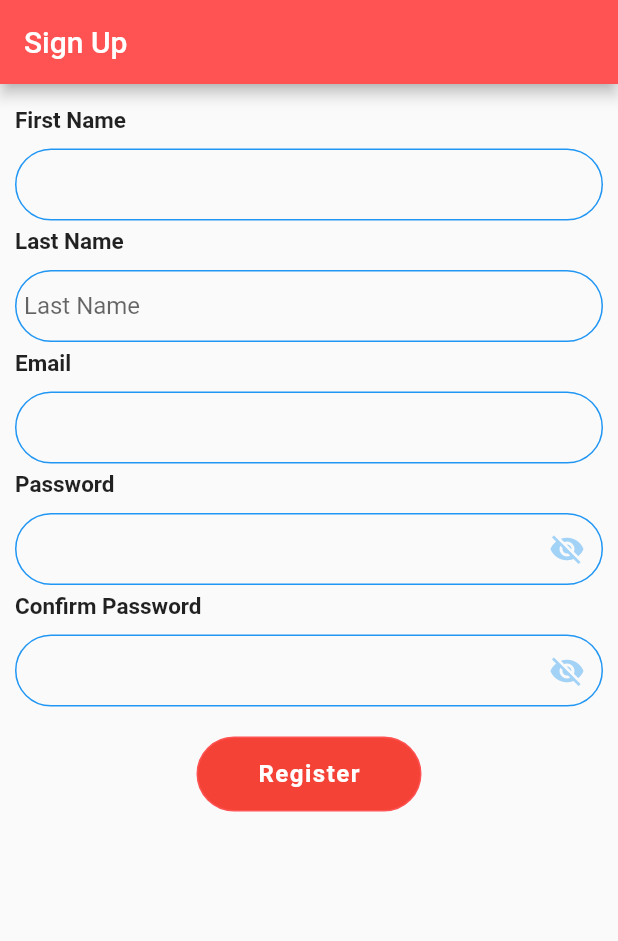
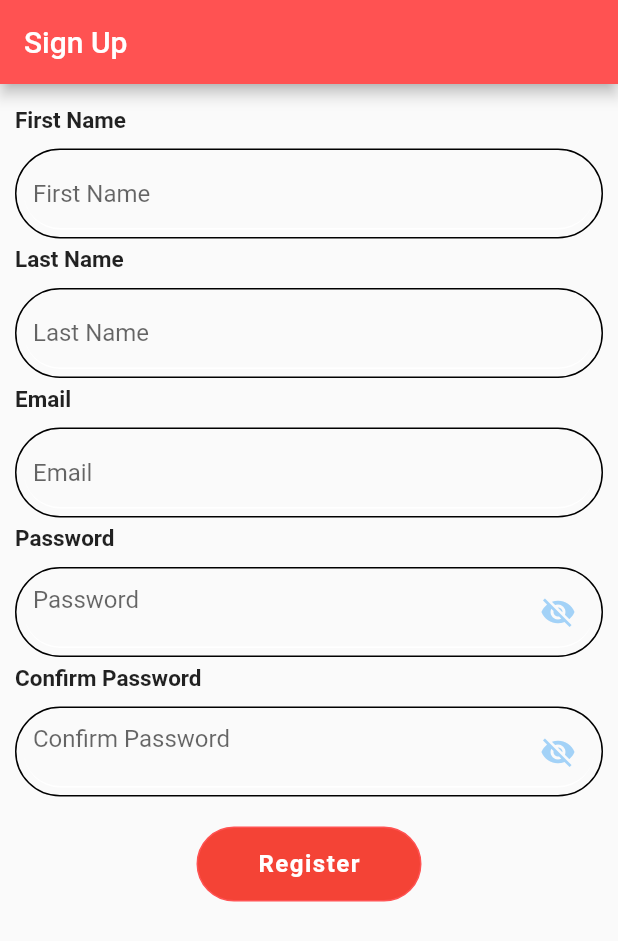
Before and after one commit to Ewiglife-Cloud-Technologies/e-com-app-version-1.0, a Flutter app: the screen it shows after launch, on a phone screen of 412 x 824 dp. Shown: the top 941 px of the screen. Run offline on Flutter 3.47's test engine with Material 2 defaults, Android fonts, the phone set to English and light mode, and no system bars; our stand-ins replace dio; accounts and stored records are empty.

Commit message:
form updated

```diff
--- a/lib/Screens/Signup.dart
+++ b/lib/Screens/Signup.dart
@@ -66,7 +66,7 @@ class _SignupPageState extends State<SignupPage> {
                   return 'Please Enter First Name.';
                 }
                 return null;
-              }),
+              }, text: 'First Name'),
               FormHelper.fieldLabel('Last Name'),
               FormHelper.textInput(
                   context,
@@ -82,7 +82,8 @@ class _SignupPageState extends State<SignupPage> {
                 model.email,
                 (value) => {
                   this.model.email = value,
-                      }, onValidate: (value) {
+                },
+                onValidate: (value) {
                   if (value.toString().isEmpty) {
                     return 'Please Enter Valid Email.';
                   }
@@ -90,7 +91,9 @@ class _SignupPageState extends State<SignupPage> {
                     return 'please Enter Valid Email Id.';
                   }
                   return null;
-              }),
+                },
+                text: 'Email',
+              ),
               FormHelper.fieldLabel('Password'),
               FormHelper.textInput(
                 context,
@@ -104,6 +107,7 @@ class _SignupPageState extends State<SignupPage> {
                   }
                   return null;
                 },
+                text: 'Password',
                 obscureText: hidePassword,
                 suffixIcon: IconButton(
                     color: Theme.of(context).accentColor.withOpacity(0.4),
@@ -129,6 +133,7 @@ class _SignupPageState extends State<SignupPage> {
                   }
                   return null;
                 },
+                text: 'Confirm Password',
                 obscureText: hidePassword,
                 suffixIcon: IconButton(
                     color: Theme.of(context).accentColor.withOpacity(0.4),
--- a/lib/Utils/FormHelper.dart
+++ b/lib/Utils/FormHelper.dart
@@ -10,7 +10,14 @@ class FormHelper {
       Widget prefixIcon,
       Widget suffixIcon,
       String text}) {
-    return TextFormField(
+    return Container(
+      decoration: BoxDecoration(
+        borderRadius: BorderRadius.circular(50),
+        border: Border.all(color: Colors.black),
+      ),
+      child: Padding(
+        padding: const EdgeInsets.all(5.0),
+        child: TextFormField(
             initialValue: initialValue != null ? initialValue.toString() : '',
             decoration: fieldDecoration(
               context,
@@ -19,13 +26,16 @@ class FormHelper {
             ),
             obscureText: obscureText,
             maxLines: !isTextArea ? 1 : 3,
-        keyboardType: isNumberInput ? TextInputType.number : TextInputType.text,
+            keyboardType:
+                isNumberInput ? TextInputType.number : TextInputType.text,
             onChanged: (String value) {
               return onChanged(value);
             },
             validator: (value) {
               return onValidate(value);
-        });
+            }),
+      ),
+    );
   }
 
   static InputDecoration fieldDecoration(
@@ -41,13 +51,19 @@ class FormHelper {
       helperText: helperText,
       prefixIcon: prefixIcon,
       suffixIcon: suffixIcon,
-        enabledBorder: OutlineInputBorder(
-          borderRadius: BorderRadius.circular(50),
-          borderSide: BorderSide(
-            color: Theme.of(context).primaryColor,
-            width: 1,
+      hasFloatingPlaceholder: false,
+      filled: false,
+      focusColor: Colors.transparent,
+      hoverColor: Colors.transparent,
+      focusedBorder: OutlineInputBorder(
+        borderSide: new BorderSide(color: Colors.white),
+        borderRadius: new BorderRadius.circular(25.7),
       ),
-        ));
+      enabledBorder: UnderlineInputBorder(
+        borderSide: new BorderSide(color: Colors.white),
+        borderRadius: new BorderRadius.circular(25.7),
+      ),
+    );
   }
 
   static Widget fieldLabel(String labelName) {
```
Lines whose indentation alone changed are shown as unchanged.
